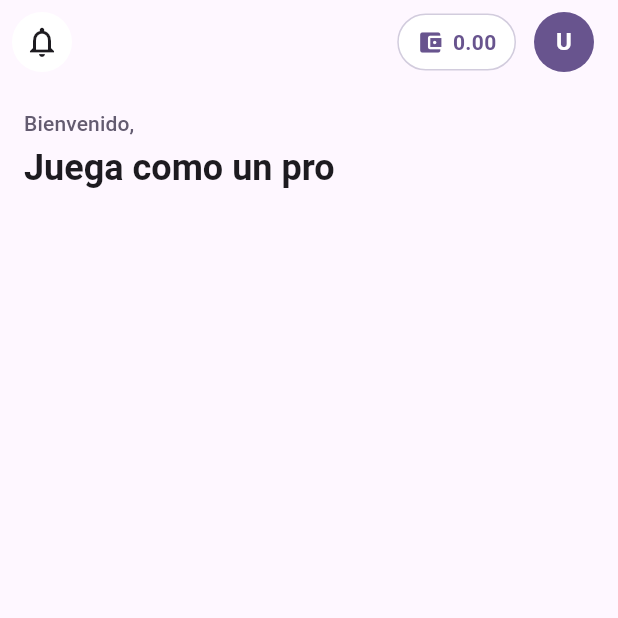
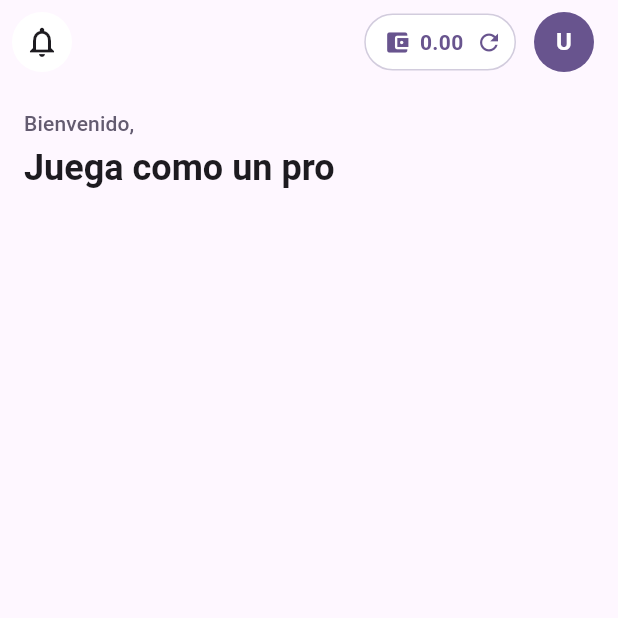
Before and after one commit to ricardocotillo/proplay, a Flutter app: the HomeScreen screen opened by its route, on a phone screen of 412 x 824 dp, the top half of it. Run offline on Flutter 3.47's test engine with Material 3 defaults, Android fonts, the phone set to English and light mode, and no system bars; our stand-ins replace bloc, cached_network_image, cloud_firestore, equatable, firebase_auth, firebase_core and 5 more; accounts and stored records are empty.

Commit message:
feat: extract wallet indicator to reusable widget and add manual refresh button
- Created WalletIndicator widget to encapsulate wallet display logic
- Added dedicated refresh button next to wallet balance for manual credit updates
- Optimized rebuild behavior by isolating user state watching to WalletIndicator
- Replaced inline wallet UI in HomeScreen with WalletIndicator component
- Added debug print statements in auth_bloc and auth_service

```diff
--- a/lib/bloc/auth/auth_bloc.dart
+++ b/lib/bloc/auth/auth_bloc.dart
@@ -81,6 +81,8 @@ class AuthBloc extends Bloc<AuthEvent, AuthState> {
         event.email,
         event.password,
       );
+
+      print(userCredential);
 
       // Get user model from Firestore
       final userModel = await _userService.getUser(userCredential.user!.uid);
--- a/lib/screens/home_screen.dart
+++ b/lib/screens/home_screen.dart
@@ -6,8 +6,7 @@ import 'package:go_router/go_router.dart';
 import 'package:image_picker/image_picker.dart';
 import 'package:proplay/utils/auth_helper.dart';
 import 'package:proplay/widgets/app_drawer.dart';
-import 'package:proplay/bloc/auth/auth_bloc.dart';
-import 'package:proplay/bloc/auth/auth_event.dart';
+import 'package:proplay/widgets/wallet_indicator.dart';
 import 'package:proplay/bloc/group/group_bloc.dart';
 import 'package:proplay/bloc/group/group_event.dart';
 import 'package:proplay/bloc/group/group_state.dart';
@@ -44,7 +43,7 @@ class _HomeScreenState extends State<HomeScreen> {
 
   @override
   Widget build(BuildContext context) {
-    final user = context.watchUser;
+    final user = context.currentUser;
 
     return Scaffold(
       key: _scaffoldKey,
@@ -61,46 +60,7 @@ class _HomeScreenState extends State<HomeScreen> {
           icon: const Icon(Icons.notifications_none),
         ),
         actions: [
-          GestureDetector(
-            onTap: () {
-              // Refresh user data from Firestore to get latest credits
-              context.read<AuthBloc>().add(const AuthRefreshUserRequested());
-              _showAddCreditsDialog();
-            },
-            child: Container(
-              margin: const EdgeInsets.only(right: 12.0),
-              padding: const EdgeInsets.symmetric(horizontal: 12, vertical: 8),
-              decoration: BoxDecoration(
-                color: Colors.white,
-                borderRadius: BorderRadius.circular(20),
-                border: Border.all(
-                  color: Theme.of(
-                    context,
-                  ).colorScheme.primary.withValues(alpha: 0.3),
-                  width: 1,
-                ),
-              ),
-              child: Row(
-                mainAxisSize: MainAxisSize.min,
-                children: [
-                  Icon(
-                    Icons.account_balance_wallet,
-                    size: 18,
-                    color: Theme.of(context).colorScheme.primary,
-                  ),
-                  const SizedBox(width: 6),
-                  Text(
-                    user?.credits ?? '0.00',
-                    style: TextStyle(
-                      color: Theme.of(context).colorScheme.primary,
-                      fontWeight: FontWeight.bold,
-                      fontSize: 14,
-                    ),
-                  ),
-                ],
-              ),
-            ),
-          ),
+          WalletIndicator(onTap: _showAddCreditsDialog),
           Padding(
             padding: const EdgeInsets.only(right: 16.0),
             child: GestureDetector(
--- a/lib/services/auth_service.dart
+++ b/lib/services/auth_service.dart
@@ -34,6 +34,7 @@ class AuthService {
         password: password,
       );
     } on FirebaseAuthException catch (e) {
+      print(e);
       throw _handleAuthException(e);
     }
   }
--- /dev/null
+++ b/lib/widgets/wallet_indicator.dart
@@ -0,0 +1,73 @@
+import 'package:flutter/material.dart';
+import 'package:flutter_bloc/flutter_bloc.dart';
+import 'package:proplay/utils/auth_helper.dart';
+import 'package:proplay/bloc/auth/auth_bloc.dart';
+import 'package:proplay/bloc/auth/auth_event.dart';
+
+class WalletIndicator extends StatelessWidget {
+  final VoidCallback onTap;
+
+  const WalletIndicator({super.key, required this.onTap});
+
+  @override
+  Widget build(BuildContext context) {
+    // Only this widget watches user state, so only this rebuilds on refresh
+    final user = context.watchUser;
+
+    return Container(
+      margin: const EdgeInsets.only(right: 12.0),
+      decoration: BoxDecoration(
+        color: Colors.white,
+        borderRadius: BorderRadius.circular(20),
+        border: Border.all(
+          color: Theme.of(context).colorScheme.primary.withValues(alpha: 0.3),
+          width: 1,
+        ),
+      ),
+      child: Row(
+        mainAxisSize: MainAxisSize.min,
+        children: [
+          GestureDetector(
+            onTap: onTap,
+            child: Padding(
+              padding: const EdgeInsets.only(left: 12, top: 8, bottom: 8),
+              child: Row(
+                mainAxisSize: MainAxisSize.min,
+                children: [
+                  Icon(
+                    Icons.account_balance_wallet,
+                    size: 18,
+                    color: Theme.of(context).colorScheme.primary,
+                  ),
+                  const SizedBox(width: 6),
+                  Text(
+                    user?.credits ?? '0.00',
+                    style: TextStyle(
+                      color: Theme.of(context).colorScheme.primary,
+                      fontWeight: FontWeight.bold,
+                      fontSize: 14,
+                    ),
+                  ),
+                ],
+              ),
+            ),
+          ),
+          GestureDetector(
+            onTap: () {
+              // Refresh user data from Firestore to get latest credits
+              context.read<AuthBloc>().add(const AuthRefreshUserRequested());
+            },
+            child: Padding(
+              padding: const EdgeInsets.symmetric(horizontal: 8, vertical: 8),
+              child: Icon(
+                Icons.refresh,
+                size: 18,
+                color: Theme.of(context).colorScheme.primary,
+              ),
+            ),
+          ),
+        ],
+      ),
+    );
+  }
+}
```
